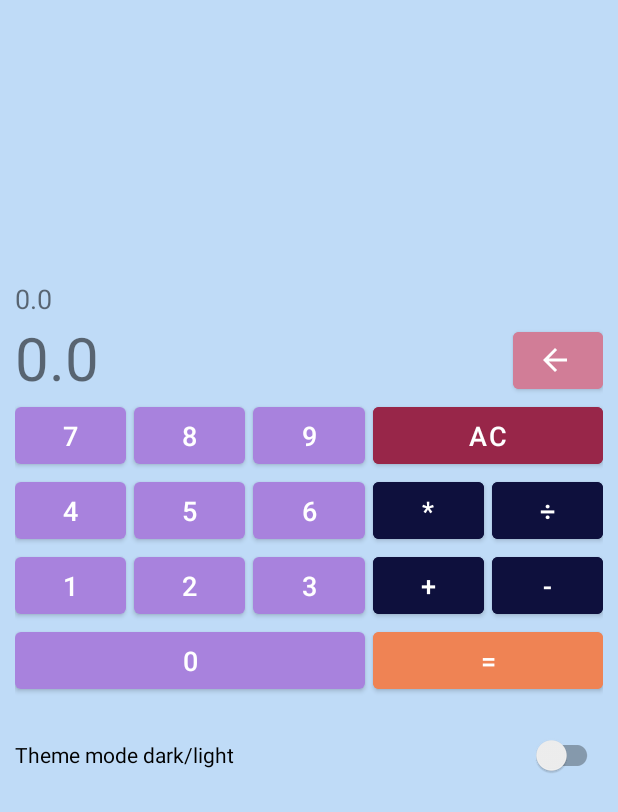
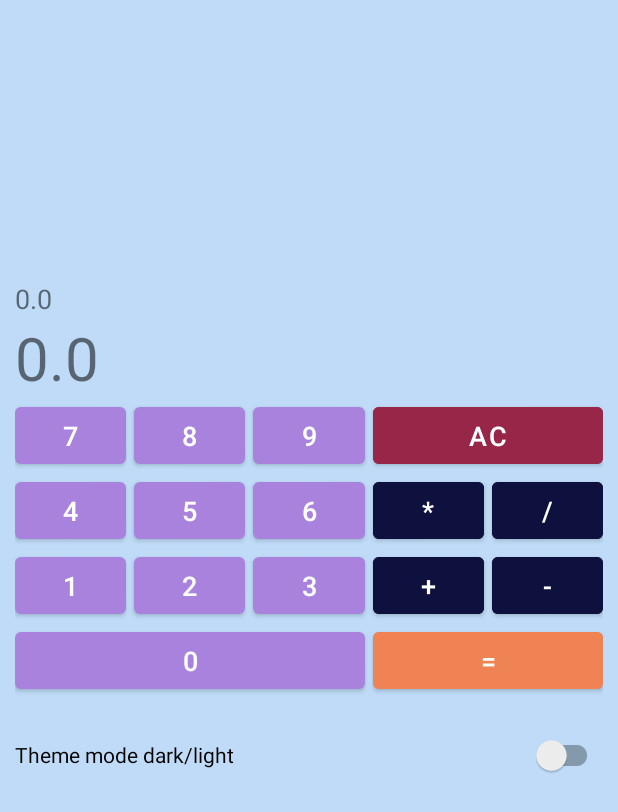
Before and after one commit to Higashee/layouts.geekbrains, an Android app: the layout activity_main.xml on its own in the app's theme, with its tools: preview values and no code run, on a phone screen of 412 x 824 dp. Shown: the top 812 px of the screen. Run offline under Robolectric (Android 15) with nearby library versions, the phone set to English and light mode, and no system bars.

Commit message:
Homework 5

```diff
--- /dev/null
+++ b/app/src/main/java/com/example/layouts/CalculatorView.java
@@ -0,0 +1,5 @@
+package com.example.layouts;
+
+public interface CalculatorView {
+    void showResult(String result);
+}
--- a/app/src/main/res/layout/activity_main.xml
+++ b/app/src/main/res/layout/activity_main.xml
@@ -39,6 +39,7 @@
         android:text="@string/key_7"
         android:textSize="@dimen/button_text_size"
         android:layout_marginRight="@dimen/buttons_margin"
+        android:onClick="press"
         app:layout_constraintEnd_toStartOf="@id/button8"
         app:layout_constraintStart_toStartOf="@+id/main_screen"
         app:layout_constraintTop_toBottomOf="@+id/main_screen" />
@@ -50,6 +51,7 @@
         android:text="@string/key_8"
         android:textSize="@dimen/button_text_size"
         android:layout_marginRight="@dimen/buttons_margin"
+        android:onClick="press"
         app:layout_constraintEnd_toStartOf="@+id/button9"
         app:layout_constraintStart_toEndOf="@id/button7"
         app:layout_constraintTop_toBottomOf="@+id/main_screen" />
@@ -61,6 +63,7 @@
         android:text="@string/key_9"
         android:textSize="@dimen/button_text_size"
         android:layout_marginRight="@dimen/buttons_margin"
+        android:onClick="press"
         app:layout_constraintEnd_toStartOf="@id/buttonMultiply"
         app:layout_constraintStart_toEndOf="@id/button8"
         app:layout_constraintTop_toBottomOf="@+id/main_screen" />
@@ -72,20 +75,11 @@
         android:text="@string/key_clear"
         android:textSize="@dimen/button_text_size"
         android:layout_marginLeft="@dimen/buttons_margin"
+        android:onClick="clear"
         app:layout_constraintEnd_toEndOf="@id/main_screen"
         app:layout_constraintStart_toEndOf="@id/button9"
         app:layout_constraintTop_toBottomOf="@+id/main_screen"
         android:backgroundTint="@color/color_AC"/>
-
-    <com.google.android.material.button.MaterialButton
-        android:id="@+id/buttonC"
-        android:layout_width="60dp"
-        android:layout_height="@dimen/button_height"
-        android:textSize="@dimen/button_text_size"
-        app:icon="?attr/actionModeCloseDrawable"
-        app:layout_constraintBottom_toTopOf="@+id/buttonAC"
-        app:layout_constraintEnd_toEndOf="@id/main_screen"
-        android:backgroundTint="@color/color_C"/>
 
     <com.google.android.material.button.MaterialButton
         android:id="@+id/button4"
@@ -94,6 +88,7 @@
         android:text="@string/key_4"
         android:textSize="@dimen/button_text_size"
         android:layout_marginRight="@dimen/buttons_margin"
+        android:onClick="press"
         app:layout_constraintEnd_toStartOf="@id/button5"
         app:layout_constraintStart_toStartOf="@+id/main_screen"
         app:layout_constraintTop_toBottomOf="@+id/button7" />
@@ -105,6 +100,7 @@
         android:text="@string/key_5"
         android:textSize="@dimen/button_text_size"
         android:layout_marginRight="5dp"
+        android:onClick="press"
         app:layout_constraintEnd_toStartOf="@+id/button6"
         app:layout_constraintStart_toEndOf="@id/button4"
         app:layout_constraintTop_toBottomOf="@+id/button7" />
@@ -116,6 +112,7 @@
         android:text="@string/key_6"
         android:textSize="@dimen/button_text_size"
         android:layout_marginRight="5dp"
+        android:onClick="press"
         app:layout_constraintEnd_toStartOf="@id/buttonMultiply"
         app:layout_constraintStart_toEndOf="@id/button5"
         app:layout_constraintTop_toBottomOf="@+id/button7" />
@@ -127,6 +124,7 @@
         android:text="@string/key_multiply"
         android:textSize="@dimen/button_text_size"
         android:layout_marginRight="5dp"
+        android:onClick="press"
         app:layout_constraintEnd_toStartOf="@id/buttonDividee"
         app:layout_constraintStart_toEndOf="@id/button6"
         app:layout_constraintTop_toBottomOf="@+id/button7"
@@ -139,6 +137,7 @@
         android:text="@string/key_dividee"
         android:textSize="@dimen/button_text_size"
         android:backgroundTint="@color/color_actions"
+        android:onClick="press"
         app:layout_constraintEnd_toEndOf="@id/main_screen"
         app:layout_constraintStart_toEndOf="@id/buttonMultiply"
         app:layout_constraintTop_toBottomOf="@+id/button7" />
@@ -150,6 +149,7 @@
         android:text="@string/key_1"
         android:textSize="@dimen/button_text_size"
         android:layout_marginRight="@dimen/buttons_margin"
+        android:onClick="press"
         app:layout_constraintEnd_toStartOf="@id/button2"
         app:layout_constraintStart_toStartOf="@+id/main_screen"
         app:layout_constraintTop_toBottomOf="@+id/button4" />
@@ -161,6 +161,7 @@
         android:text="@string/key_2"
         android:textSize="@dimen/button_text_size"
         android:layout_marginRight="@dimen/buttons_margin"
+        android:onClick="press"
         app:layout_constraintEnd_toStartOf="@+id/button3"
         app:layout_constraintStart_toEndOf="@id/button1"
         app:layout_constraintTop_toBottomOf="@+id/button4" />
@@ -172,6 +173,7 @@
         android:text="@string/key_3"
         android:textSize="@dimen/button_text_size"
         android:layout_marginRight="@dimen/buttons_margin"
+        android:onClick="press"
         app:layout_constraintEnd_toStartOf="@id/buttonPlus"
         app:layout_constraintStart_toEndOf="@id/button2"
         app:layout_constraintTop_toBottomOf="@+id/button4" />
@@ -184,6 +186,7 @@
         android:textSize="@dimen/button_text_size"
         android:layout_marginRight="@dimen/buttons_margin"
         android:backgroundTint="@color/color_actions"
+        android:onClick="press"
         app:layout_constraintBottom_toBottomOf="@+id/button3"
         app:layout_constraintEnd_toStartOf="@id/buttonMinus"
         app:layout_constraintStart_toEndOf="@id/button3"
@@ -196,6 +199,7 @@
         android:text="@string/key_minus"
         android:textSize="@dimen/button_text_size"
         android:backgroundTint="@color/color_actions"
+        android:onClick="press"
         app:layout_constraintEnd_toEndOf="@id/main_screen"
         app:layout_constraintStart_toEndOf="@id/buttonPlus"
         app:layout_constraintTop_toBottomOf="@+id/button4" />
@@ -208,6 +212,7 @@
         android:textSize="@dimen/button_text_size"
         android:layout_marginLeft="@dimen/buttons_margin"
         android:backgroundTint="@color/color_equal"
+        android:onClick="press"
         app:layout_constraintEnd_toEndOf="@id/main_screen"
         app:layout_constraintStart_toEndOf="@+id/button0"
         app:layout_constraintTop_toBottomOf="@+id/buttonPlus" />
@@ -219,6 +224,7 @@
         android:layout_height="@dimen/button_height"
         android:text="@string/key_0"
         android:textSize="@dimen/button_text_size"
+        android:onClick="press"
         app:layout_constraintEnd_toEndOf="@+id/button3"
         app:layout_constraintStart_toStartOf="@id/main_screen"
         app:layout_constraintTop_toBottomOf="@+id/button1" />
--- a/app/src/main/res/values/strings.xml
+++ b/app/src/main/res/values/strings.xml
@@ -14,7 +14,7 @@
     <string name="key_plus">+</string>
     <string name="key_minus">-</string>
     <string name="key_multiply">*</string>
-    <string name="key_dividee">÷</string>
+    <string name="key_dividee">/</string>
     <string name="key_clear">AC</string>
     <string name="key_percent">%</string>
     <string name="key_equal">=</string>
```
Also changed, not shown: app/src/main/java/com/example/layouts/Calculator.java (+49 -0 lines), app/src/main/java/com/example/layouts/MainActivity.java (+59 -88 lines).
